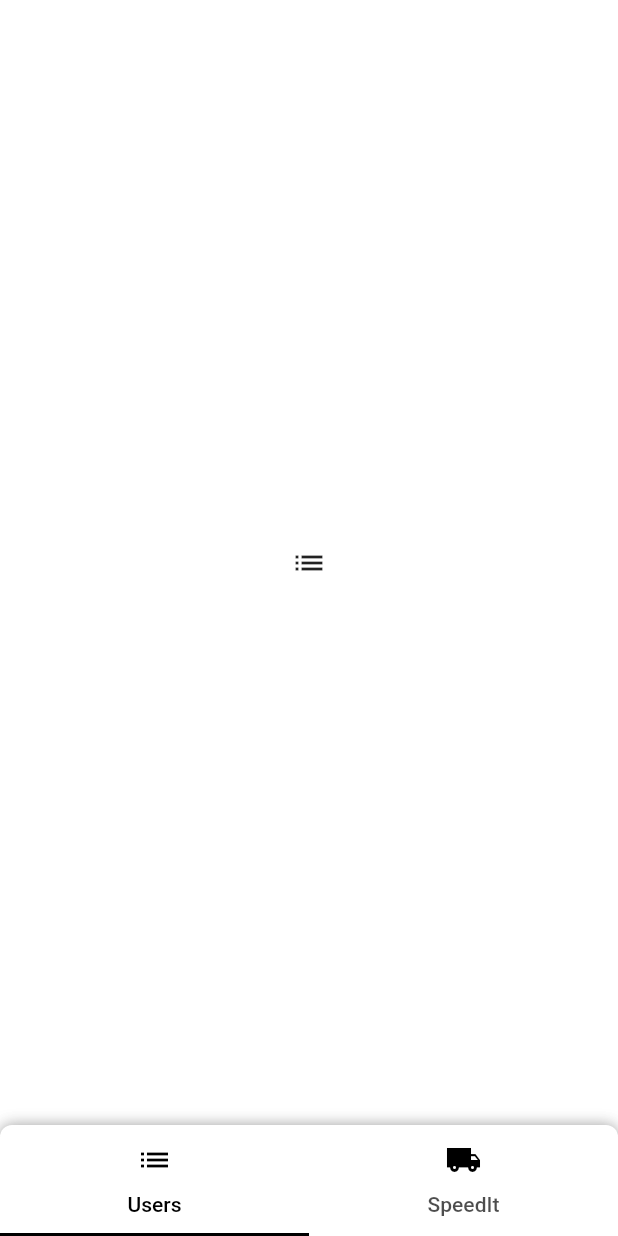
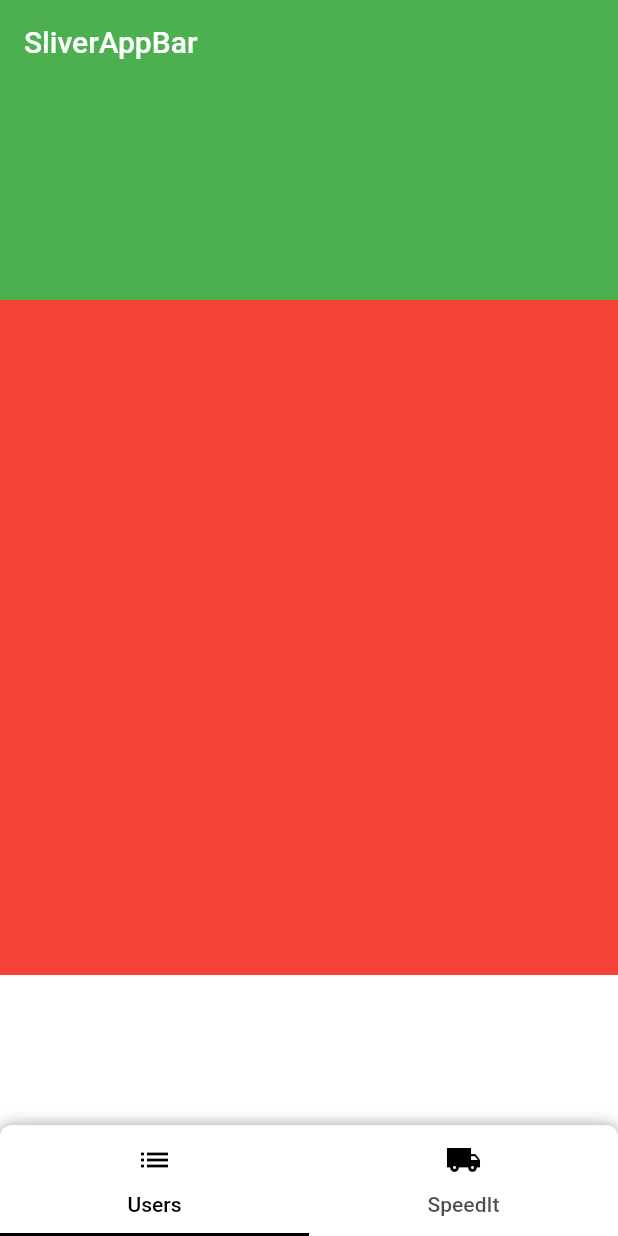
Before and after one commit to Clemon-R/flutter_test_project, a Flutter app: the screen it shows after launch, on a phone screen of 412 x 824 dp. Run offline on Flutter 3.47's test engine with Material 2 defaults, Android fonts, the phone set to English and light mode, and no system bars; our stand-ins replace flutter_bloc, get_it.

Commit message:
Begining Q1

```diff
--- a/lib/dependencies_provider.dart
+++ b/lib/dependencies_provider.dart
@@ -1,5 +1,7 @@
 import 'package:get_it/get_it.dart';
+import 'package:test_project/back/services/http_service.dart';
 import 'package:test_project/job/iservice.dart';
+import 'package:test_project/job/services/ihttp_service.dart';
 
 import 'back/services/speedit_service.dart';
 import 'job/services/ispeedit_service.dart';
@@ -11,6 +13,7 @@ abstract class DependenciesProvider {
     await _getIt.reset(dispose: true);
 
     _getIt.registerSingleton<ISpeeditService>(SpeeditService());
+    _getIt.registerSingleton<IHttpService>(HttpService());
     return true;
   }
 
--- a/lib/front/views/users_list/users_list.dart
+++ b/lib/front/views/users_list/users_list.dart
@@ -6,6 +6,24 @@ class UsersList extends StatelessWidget {
 
   @override
   Widget build(BuildContext context) {
-    return Container(child: Icon(Icons.list));
+    return CustomScrollView(slivers: [
+      SliverAppBar(
+        title: const Text('SliverAppBar'),
+        backgroundColor: Colors.green,
+        expandedHeight: 200.0,
+        // flexibleSpace: FlexibleSpaceBar(
+        //   background: Image.asset('assets/forest.jpg', fit: BoxFit.cover),
+        // ),
+      ),
+      SliverFixedExtentList(
+        itemExtent: 150.0,
+        delegate: SliverChildBuilderDelegate(
+          (context, index) {
+            return Container(color: Colors.red, height: 150.0);
+          },
+          childCount: 3,
+        ),
+      ),
+    ]);
   }
 }
--- a/pubspec.yaml
+++ b/pubspec.yaml
@@ -41,7 +41,6 @@ dev_dependencies:
   http: ^0.13.4
   get_it: ^7.2.0
   flutter_bloc: ^8.0.1
-  tuple: ^2.0.0
   # The "flutter_lints" package below contains a set of recommended lints to
   # encourage good coding practices. The lint set provided by the package is
   # activated in the `analysis_options.yaml` file located at the root of your
```
Also changed, not shown: pubspec.lock.
